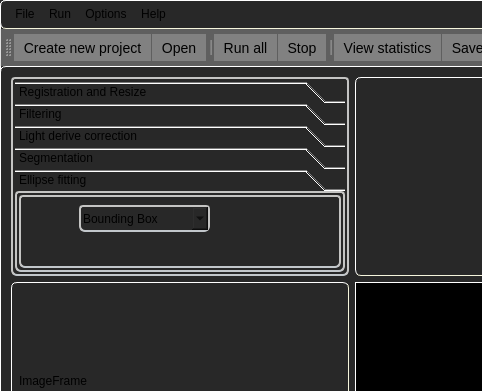
Before: the Qt Designer form catarob/gui/mainwindow.ui in thomas-pegot/catarob, drawn with Qt 5; both pictures show x 0 to 482 and y 0 to 391 of the 703 by 523 pixel window.
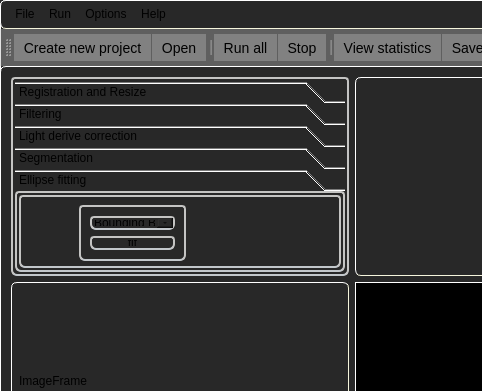
After: the same form once the commit is applied. The open tabs and pages were chosen to show the change. Icons and pictures are not drawn.

Commit message: Update gui and core: -gui: add button in each box of QToolBox widget -core: add gpumeanshift in filtering step (doesn't work):     #TODO: convert Numpy to cv (iplimage) or change gpumeanshift to take     iplimage in input

Diff of the .ui file:
```diff
--- a/catarob/gui/mainwindow.ui
+++ b/catarob/gui/mainwindow.ui
@@ -697,15 +697,18 @@
        <attribute name="label">
         <string>Ellipse fitting</string>
        </attribute>
+       <widget class="QWidget" name="">
+        <property name="geometry">
+         <rect>
+          <x>60</x>
+          <y>10</y>
+          <width>107</width>
+          <height>56</height>
+         </rect>
+        </property>
+        <layout class="QVBoxLayout" name="verticalLayout_2">
+         <item>
        <widget class="QComboBox" name="comboBox_2">
-        <property name="geometry">
-         <rect>
-          <x>60</x>
-          <y>10</y>
-          <width>131</width>
-          <height>27</height>
-         </rect>
-        </property>
         <item>
          <property name="text">
           <string>Bounding Box</string>
@@ -717,6 +720,16 @@
          </property>
         </item>
        </widget>
+         </item>
+         <item>
+          <widget class="QPushButton" name="FitButton">
+           <property name="text">
+            <string>fit</string>
+           </property>
+          </widget>
+         </item>
+        </layout>
+       </widget>
       </widget>
      </widget>
     </item>
```
Left out of the diff: 111 changed lines with no effect on the pictures. Lines whose indentation alone changed are shown as unchanged. The commit also changes 8 other files.
